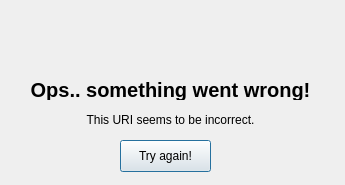
Above: client/uri.ui from SimoneDutto/CollaborativeEditor before the change. Below: the same form after it.
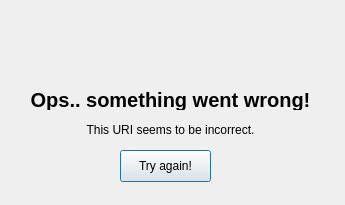
That is the form after the change. Icons and pictures are not drawn.

```diff
--- a/client/uri.ui
+++ b/client/uri.ui
@@ -7,7 +7,7 @@
     <x>0</x>
     <y>0</y>
     <width>345</width>
-    <height>185</height>
+    <height>205</height>
    </rect>
   </property>
   <property name="windowTitle">
@@ -17,7 +17,7 @@
    <property name="geometry">
     <rect>
      <x>30</x>
-     <y>80</y>
+     <y>90</y>
      <width>281</width>
      <height>20</height>
     </rect>
@@ -40,7 +40,7 @@
    <property name="geometry">
     <rect>
      <x>10</x>
-     <y>110</y>
+     <y>120</y>
      <width>321</width>
      <height>20</height>
     </rect>
@@ -55,10 +55,10 @@
   <widget class="QLabel" name="label_3">
    <property name="geometry">
     <rect>
-     <x>130</x>
+     <x>120</x>
      <y>10</y>
-     <width>71</width>
-     <height>61</height>
+     <width>91</width>
+     <height>81</height>
     </rect>
    </property>
    <property name="text">
@@ -72,7 +72,7 @@
    <property name="geometry">
     <rect>
      <x>120</x>
-     <y>140</y>
+     <y>150</y>
      <width>91</width>
      <height>32</height>
     </rect>
```
Left out of the diff: 2 changed lines with no effect on the pictures.
